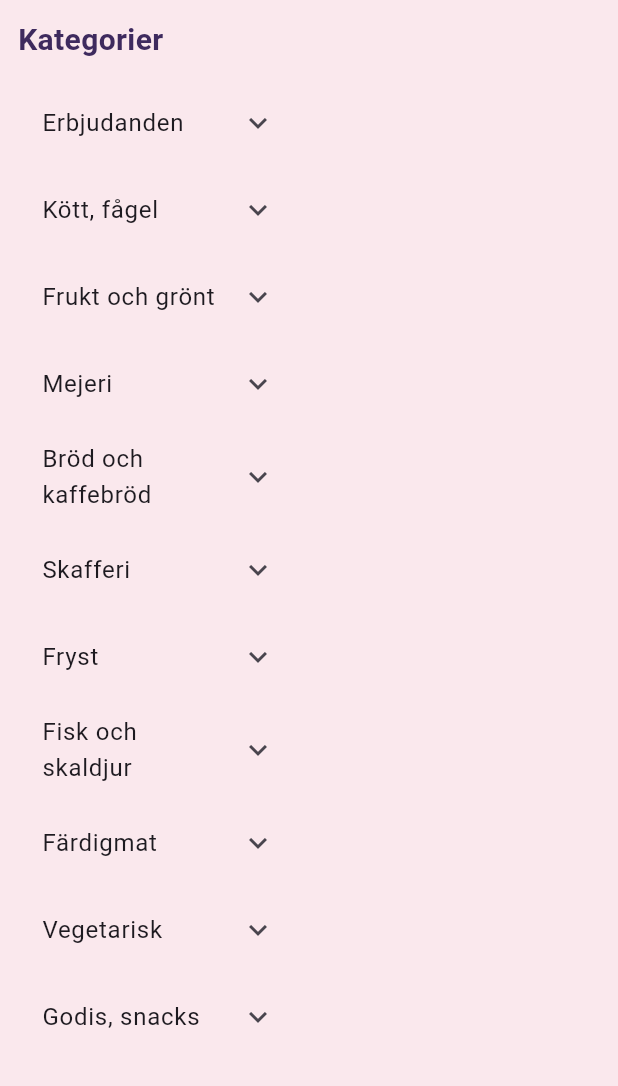
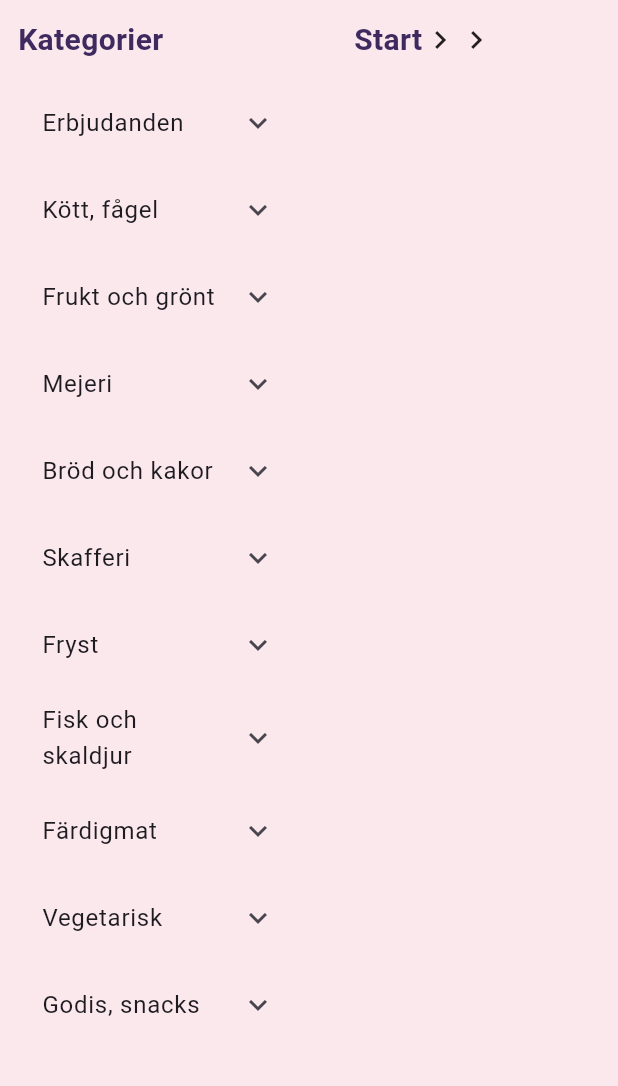
Before and after one commit to Aliceinnit/GG, a Flutter app: the SubcategoryView screen opened directly with empty values, on a phone screen of 412 x 824 dp, the part 150-1236 px from its top. Run offline on Flutter 3.47's test engine with Material 3 defaults, Android fonts, the light colour scheme and no system bars; network calls fail.

Commit message:
breadcrumbs

```diff
--- a/api_test/lib/app_theme.dart
+++ b/api_test/lib/app_theme.dart
@@ -65,7 +65,7 @@ class AppTheme {
   static const TextStyle headingMedium = TextStyle(
     fontSize: 20,
     fontWeight: FontWeight.w600,
-    color: textPrimary,
+    color: Color(0xFF3E2A5E),
   );
 
   static const TextStyle bodyLarge = TextStyle(
--- a/api_test/lib/pages/subcategory_view.dart
+++ b/api_test/lib/pages/subcategory_view.dart
@@ -6,6 +6,7 @@ import 'package:api_test/pages/account_view.dart';
 import 'package:api_test/pages/checkout_flow.dart';
 import 'package:api_test/pages/history_view.dart';
 import 'package:api_test/widgets/app_navigation_bar.dart';
+import 'package:api_test/widgets/breadcrumbs.dart';
 import 'package:api_test/widgets/cart_view.dart';
 import 'package:api_test/widgets/left_panel.dart';
 import 'package:api_test/widgets/product_tile.dart';
@@ -14,11 +15,15 @@ import 'package:provider/provider.dart';
 
 class SubcategoryView extends StatefulWidget {
   final ProductCategory category;
+  final String headcategory;
+  final String subcategoryName;
   final List<Product> products;
 
   const SubcategoryView({
     super.key,
     required this.category,
+    required this.headcategory,
+    required this.subcategoryName,
     required this.products,
   });
 
@@ -142,7 +147,12 @@ class _SubcategoryViewState extends State<SubcategoryView> with TickerProviderSt
   }
 
   Widget _centerStage(BuildContext context, List<Product> products) {
-    return GridView.builder(
+    return Column(
+      crossAxisAlignment: CrossAxisAlignment.start,
+      children: [
+        Breadcrumbs(selectedCategory: widget.category, headcategory: widget.headcategory, subcategory: widget.subcategoryName),
+        Expanded(
+          child: GridView.builder(
             padding: const EdgeInsets.all(8),
             gridDelegate: const SliverGridDelegateWithFixedCrossAxisCount(
               crossAxisCount: 4,
@@ -154,6 +164,9 @@ class _SubcategoryViewState extends State<SubcategoryView> with TickerProviderSt
             itemBuilder: (context, index) {
               return ProductTile(products[index]);
             },
+          ),
+        ),
+      ],
     );
   }
 
--- /dev/null
+++ b/api_test/lib/widgets/breadcrumbs.dart
@@ -0,0 +1,115 @@
+import 'package:api_test/app_theme.dart';
+import 'package:api_test/model/imat/product.dart';
+import 'package:api_test/model/imat_data_handler.dart';
+import 'package:api_test/pages/main_view.dart';
+import 'package:api_test/pages/subcategory_view.dart';
+import 'package:flutter/material.dart';
+import 'package:provider/provider.dart';
+
+class Breadcrumbs extends StatefulWidget {
+  final ProductCategory selectedCategory;
+  final String headcategory;
+  final String subcategory;
+
+  final Map<String, ProductCategory> headcategoryMap = {
+    'Erbjudanden': ProductCategory.UNDEFINED,
+    'Kött, fågel': ProductCategory.MEAT,
+    'Frukt och grönt': ProductCategory.FRUIT,
+    'Mejeri': ProductCategory.DAIRIES,
+    'Bröd och kakor': ProductCategory.UNDEFINED,
+    'Skafferi': ProductCategory.UNDEFINED,
+    'Fryst': ProductCategory.UNDEFINED,
+    'Fisk och skaldjur': ProductCategory.FISH,
+    'Färdigmat': ProductCategory.UNDEFINED,
+    'Vegetarisk': ProductCategory.UNDEFINED,
+    'Godis, snacks': ProductCategory.SWEET,
+    'Dryck': ProductCategory.UNDEFINED,
+    'Blommor': ProductCategory.UNDEFINED,
+    };
+
+  Breadcrumbs({
+    super.key,
+    required this.selectedCategory,
+    required this.headcategory,
+    required this.subcategory,
+  });
+
+  @override
+  State<Breadcrumbs> createState() => _BreadcrumbsState();
+}
+
+class _BreadcrumbsState extends State<Breadcrumbs> {
+  bool _isHoveringStart = false;
+  bool _isHoveringHead = false;
+
+  @override
+  Widget build(BuildContext context) {
+    final iMat = context.watch<ImatDataHandler>();
+
+    return Padding(
+      padding: const EdgeInsets.symmetric(horizontal: 16, vertical: 12),
+      child: Row(
+        children: [
+          MouseRegion(
+            onEnter: (_) => setState(() => _isHoveringStart = true),
+            onExit: (_) => setState(() => _isHoveringStart = false),
+            cursor: SystemMouseCursors.click,
+            child: GestureDetector(
+              onTap: () {
+                Navigator.pushAndRemoveUntil(
+                  context,
+                  MaterialPageRoute(builder: (context) => const MainView()),
+                  (route) => false,
+                );
+              },
+              child: Text(
+                "Start",
+                style: AppTheme.headingMedium.copyWith(
+                  color: _isHoveringStart ? const Color(0xFF3E2A5E) : const Color(0xFF3E2A5E),
+                  decoration: _isHoveringStart ? TextDecoration.underline : TextDecoration.none,
+                ),
+              ),
+            ),
+          ),
+          const Icon(Icons.chevron_right, size: 24),
+          MouseRegion(
+            onEnter: (_) => setState(() => _isHoveringHead = true),
+            onExit: (_) => setState(() => _isHoveringHead = false),
+            cursor: SystemMouseCursors.click,
+            child: GestureDetector(
+              onTap: () {
+                final selectedCategory = widget.headcategoryMap[widget.headcategory];
+                final products = iMat.findProductsByCategory(selectedCategory!);
+                Navigator.push(
+                  context,
+                  MaterialPageRoute(
+                    builder: (context) => SubcategoryView(
+                      category: widget.selectedCategory,
+                      headcategory: widget.headcategory,
+                      subcategoryName: 'Visa alla',
+                      products: products,
+                    ),
+                  ),
+                );
+              },
+              child: Text(
+                widget.headcategory,
+                style: AppTheme.headingMedium.copyWith(
+                  color: _isHoveringHead ? const Color(0xFF3E2A5E) : const Color(0xFF3E2A5E),
+                  decoration: _isHoveringHead ? TextDecoration.underline : TextDecoration.none,
+                ),
+              ),
+            ),
+          ),
+          if (widget.subcategory != 'Visa alla')
+            const Icon(Icons.chevron_right, size: 24),
+          if (widget.subcategory != 'Visa alla')
+            Text(
+              widget.subcategory,
+              style: AppTheme.headingMedium,
+            ),
+        ],
+      ),
+    );
+  }
+}
--- a/api_test/lib/widgets/left_panel.dart
+++ b/api_test/lib/widgets/left_panel.dart
@@ -18,7 +18,7 @@ class LeftPanel extends StatelessWidget {
       'Kött, fågel': ['Visa alla', 'Nötkött', 'Kyckling', 'Fläskkött', 'Pålägg', 'Korv', 'Chark'],
       'Frukt och grönt': ['Visa alla', 'Frukt', 'Bär', 'Grönsaker', 'Rotfrukter', 'Ekologiskt'],
       'Mejeri': ['Visa alla', 'Mjölk & grädde', 'Yoghurt', 'Ost', 'Smör & margarin', 'Ägg'],
-      'Bröd och kaffebröd': ['Visa alla', 'Matbröd', 'Frallor', 'Kakor', 'Fikabröd'],
+      'Bröd och kakor': ['Visa alla', 'Matbröd', 'Frallor', 'Kakor', 'Fikabröd'],
       'Skafferi': ['Visa alla', 'Pasta & ris', 'Konserver', 'Kryddor', 'Bakprodukter'],
       'Fryst': ['Visa alla', 'Frysta grönsaker', 'Glass', 'Pizza', 'Bär', 'Färdigmat fryst'],
       'Fisk och skaldjur': ['Visa alla', 'Färsk fisk', 'Fryst fisk', 'Skaldjur', 'Inlagd fisk'],
@@ -115,6 +115,8 @@ class LeftPanel extends StatelessWidget {
                             MaterialPageRoute(
                               builder: (context) => SubcategoryView(
                                 category: selectedCategory,
+                                headcategory: categoryName,
+                                subcategoryName: subcategory,
                                 products: products,
                               ),
                             ),
```
Lines whose indentation alone changed are shown as unchanged.
